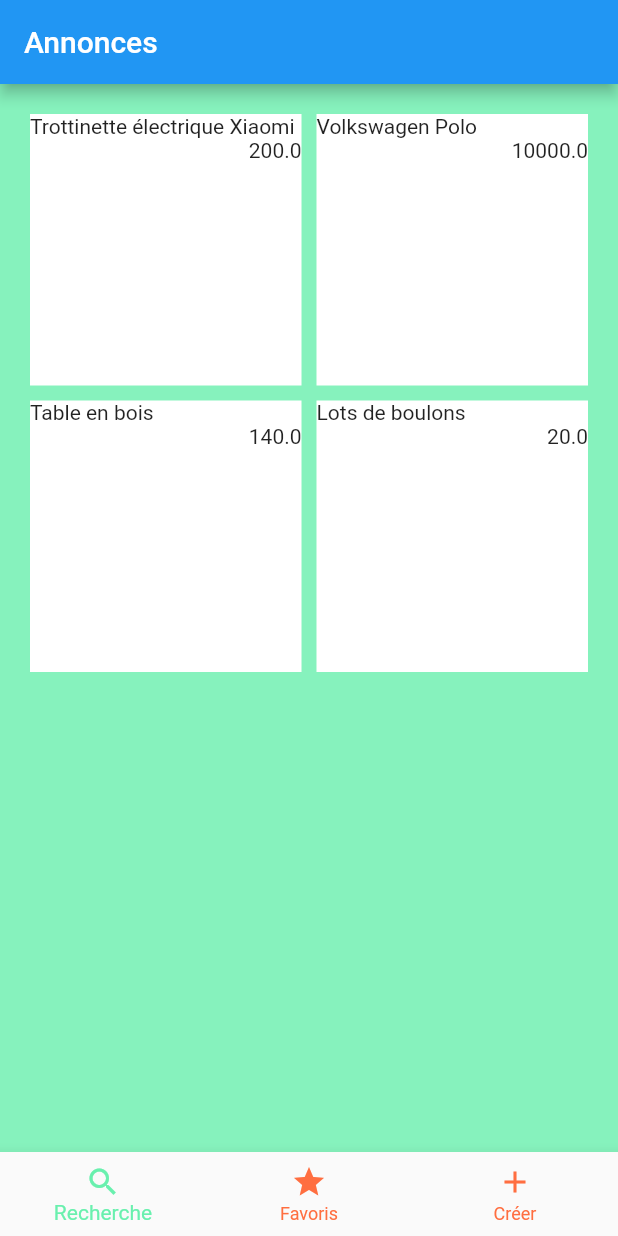
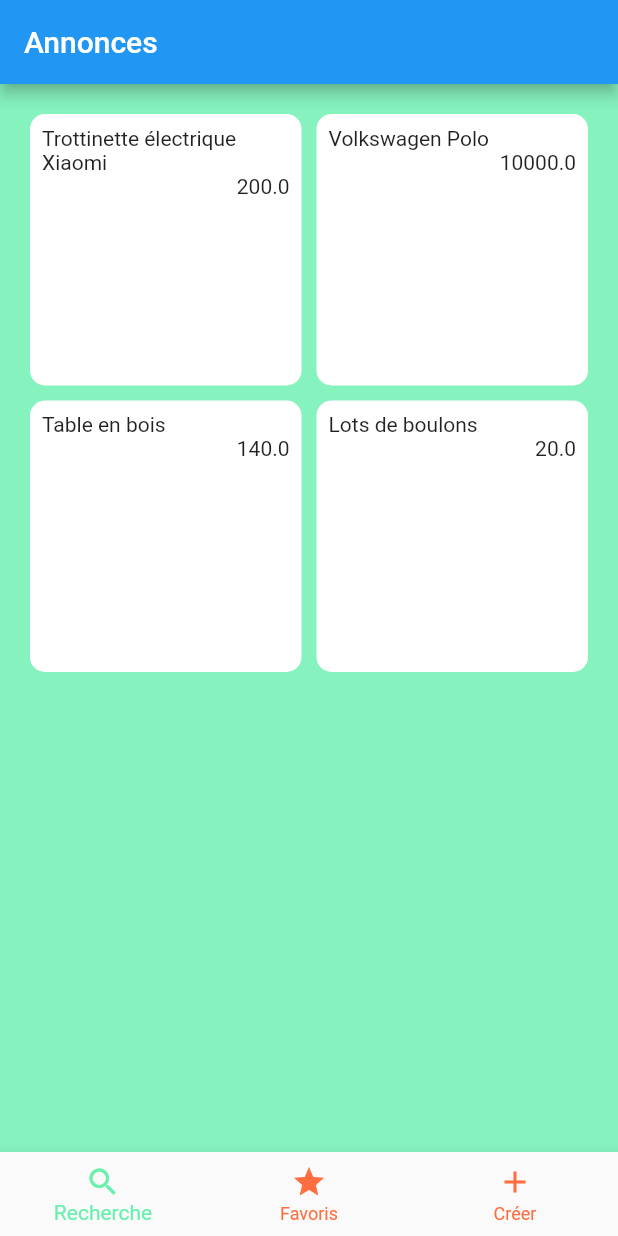
Before and after one commit to qrodrigues/flutter-leboncoin, a Flutter app: the screen it shows after launch, on a phone screen of 412 x 824 dp. Run offline on Flutter 3.47's test engine with Material 2 defaults, Android fonts, the phone set to English and light mode, and no system bars; our stand-ins replace firebase_core; accounts and stored records are empty; generated files the repository leaves out were written again.

Commit message:
style: rounded border for input and product container

```diff
--- a/lib/product/widgets/text_input.dart
+++ b/lib/product/widgets/text_input.dart
@@ -14,10 +14,13 @@ class TextInput extends StatelessWidget {
       child: TextField(
         controller: controller,
         decoration: InputDecoration(
-            border: const OutlineInputBorder(),
-            labelText: label,
-            filled: true,
-            fillColor: Colors.white),
+          labelText: label,
+          filled: true,
+          fillColor: Colors.white,
+          border: OutlineInputBorder(
+            borderRadius: BorderRadius.circular(10.0),
+          ),
+        ),
         maxLines: size,
       ),
     );
--- a/lib/show_product/widgets/product.dart
+++ b/lib/show_product/widgets/product.dart
@@ -9,14 +9,26 @@ class Product extends StatelessWidget {
   @override
   Widget build(BuildContext context) {
     return Container(
-      color: Colors.white,
-      child: Column(children: <Widget>[
-        Align(alignment: Alignment.topLeft, child: Text(title)),
-        Align(
-          alignment: Alignment.topRight,
-          child: Text(price.toString()),
-        )
-      ]),
+      decoration: const BoxDecoration(
+          borderRadius: BorderRadius.all(
+            Radius.circular(10),
+          ),
+          color: Colors.white),
+      child: Padding(
+        padding: const EdgeInsets.all(8.0),
+        child: Column(children: <Widget>[
+          Align(
+            alignment: Alignment.topLeft,
+            child: Text(title),
+          ),
+          Align(
+            alignment: Alignment.topRight,
+            child: Text(
+              price.toString(),
+            ),
+          )
+        ]),
+      ),
     );
   }
 }
```
